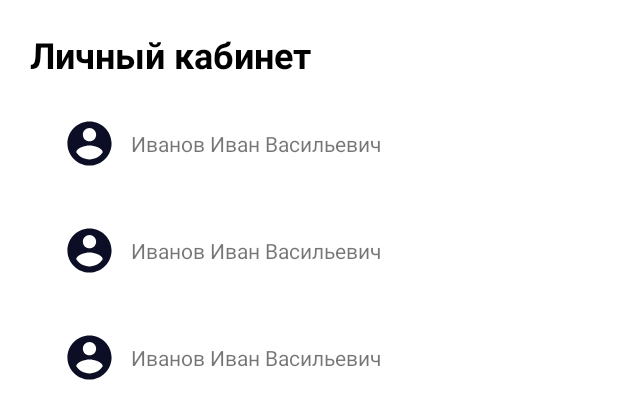
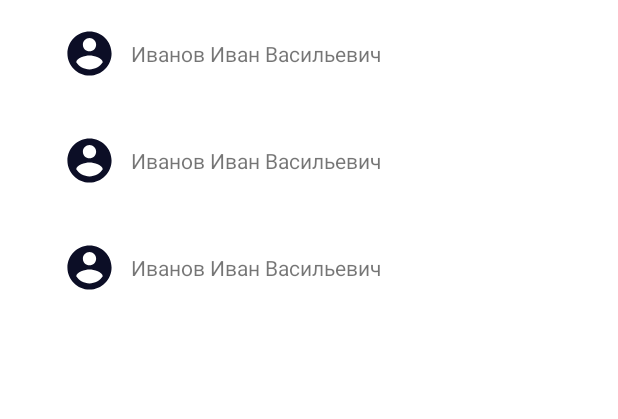
Before and after one commit to exceq/android-lab-1, an Android app: the layout activity_main.xml on its own in the app's theme, with its tools: preview values and no code run, on a phone screen of 412 x 824 dp. Shown: the top 419 px of the screen. Run offline under Robolectric (Android 15) with nearby library versions, the phone set to English and light mode, and no system bars.

Commit message:
Добавил заголовок в recycler

```diff
--- /dev/null
+++ b/app/src/main/java/com/example/android_lab_1/BigTitleItem.kt
@@ -0,0 +1,5 @@
+package com.example.android_lab_1
+
+data class BigTitleItem(
+    override val title: String
+) : Item(title)
--- a/app/src/main/java/com/example/android_lab_1/RoundItemDecorator.kt
+++ b/app/src/main/java/com/example/android_lab_1/RoundItemDecorator.kt
@@ -22,10 +22,8 @@ class RoundItemDecorator(private val background: Drawable, private val itemViewT
                     if (lastView == null)
                         lastView = view
 
-                    if (lastView != null
-                        && adapter.getItemViewType(parent.getChildAdapterPosition(lastView!!))
-                            != adapter.getItemViewType(position)
-                    ) {
+                    if (adapter.getItemViewType(parent.getChildAdapterPosition(lastView!!))
+                            != adapter.getItemViewType(position)) {
                         lastView = view
                     }
 
--- a/app/src/main/res/layout/activity_main.xml
+++ b/app/src/main/res/layout/activity_main.xml
@@ -6,29 +6,15 @@
     android:layout_height="match_parent"
     tools:context=".MainActivity">
 
-    <com.google.android.material.textview.MaterialTextView
-        android:id="@+id/accountTitle"
-        android:layout_width="match_parent"
-        android:layout_height="wrap_content"
-        android:layout_margin="20dp"
-        android:text="@string/personal_account_title"
-        android:textColor="@color/black"
-        android:textSize="24sp"
-        android:textStyle="bold"
-        app:layout_constraintEnd_toEndOf="parent"
-        app:layout_constraintStart_toStartOf="parent"
-        app:layout_constraintTop_toTopOf="parent" />
-
     <androidx.recyclerview.widget.RecyclerView
         android:id="@+id/accountItems"
         android:layout_width="match_parent"
         android:layout_height="match_parent"
         android:paddingHorizontal="24dp"
-        android:paddingTop="60dp"
         app:layoutManager="androidx.recyclerview.widget.LinearLayoutManager"
         app:layout_constraintBottom_toBottomOf="parent"
         app:layout_constraintStart_toStartOf="parent"
-        app:layout_constraintTop_toBottomOf="@+id/accountTitle"
+        app:layout_constraintTop_toBottomOf="parent"
         tools:itemCount="3"
         tools:listitem="@layout/user_info" />
 
--- a/app/src/main/res/layout/tariff_item.xml
+++ b/app/src/main/res/layout/tariff_item.xml
@@ -8,8 +8,7 @@
     android:padding="18dp"
     app:layout_constraintEnd_toEndOf="parent"
     app:layout_constraintStart_toStartOf="parent"
-    app:layout_constraintTop_toTopOf="parent"
-    android:outlineSpotShadowColor="#BBBBBB">
+    app:layout_constraintTop_toTopOf="parent">
 
     <com.google.android.material.textview.MaterialTextView
         android:id="@+id/tariffTitle"
```
Also changed, not shown: app/src/main/java/com/example/android_lab_1/ItemAdapter.kt (+16 -7 lines), app/src/main/java/com/example/android_lab_1/MainActivity.kt (+13 -15 lines), app/src/main/res/layout/big_title.xml (added, +14 -0 lines).
